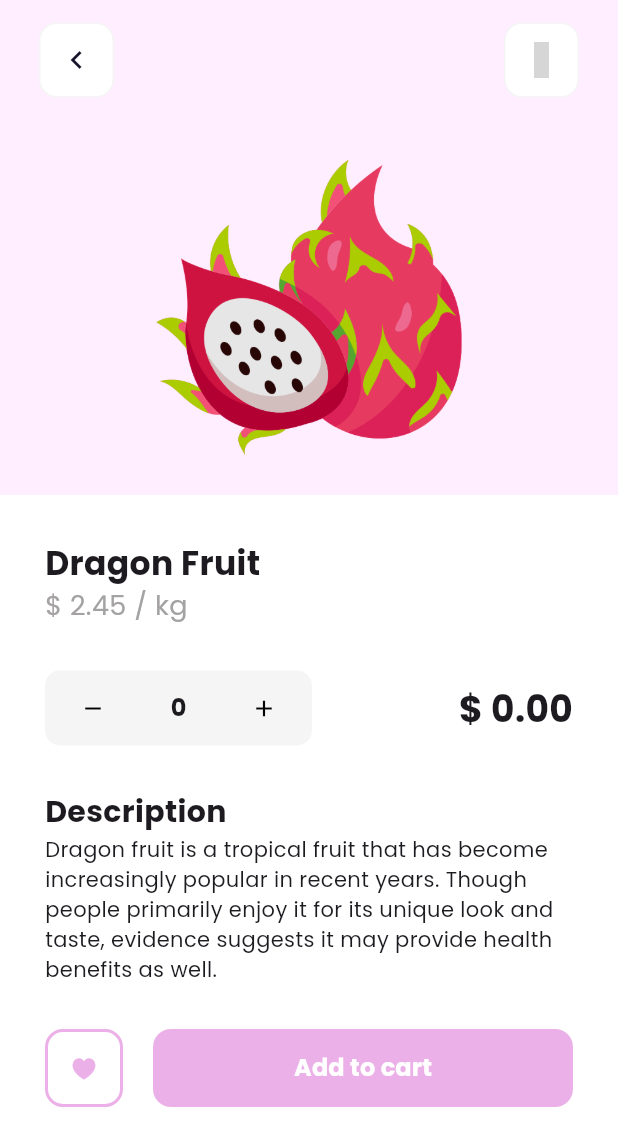
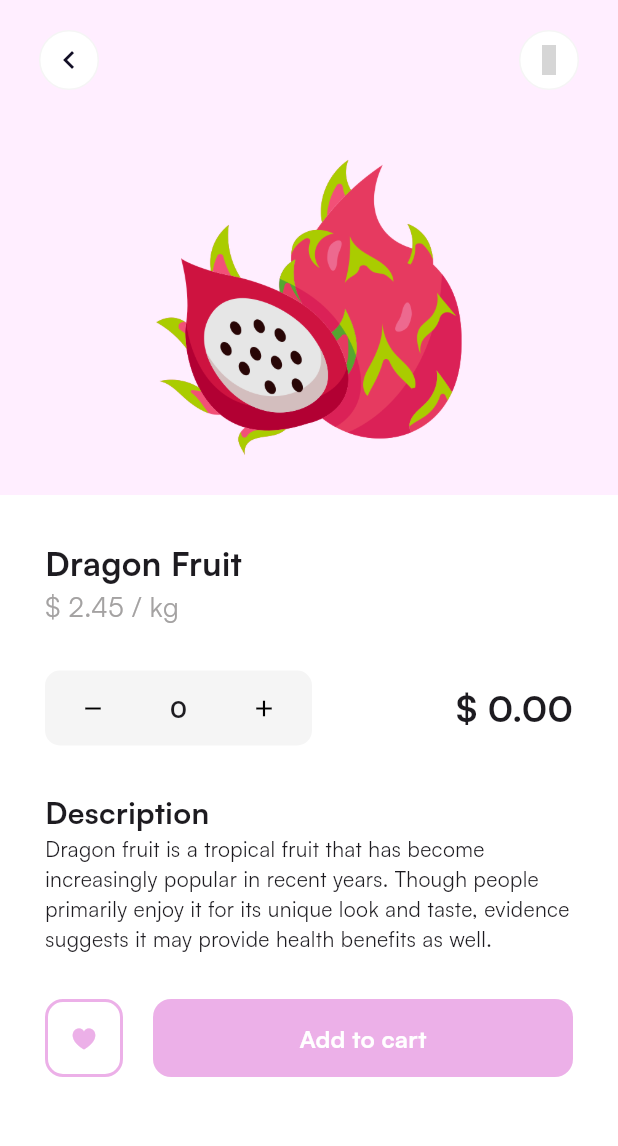
Before and after one commit to heavoice/FruitSmart, a Flutter app: the MainScreen screen opened by its route, after a tap on "Dragon Fruit", on a phone screen of 412 x 824 dp. Shown: the top 1146 px of the screen. Run offline on Flutter 3.47's test engine with Material 3 defaults, Android fonts, the phone set to English and light mode, and no system bars; our stand-ins replace carousel_slider, firebase_auth, firebase_core, flutter_riverpod, google_fonts, google_nav_bar and 1 more; accounts and stored records are empty; grey boxes are pictures that could not be loaded.

Commit message:
feat : slicing transaction list

```diff
--- a/lib/config/theme/app_colors.dart
+++ b/lib/config/theme/app_colors.dart
@@ -8,4 +8,5 @@ class AppColors {
   static const secondary = Color(0xffFF324B);
   static const darkSecondary = Color(0xff343434);
   static const grayText = Color(0xff797979);
+  static const warning = Color.fromARGB(255, 248, 161, 62);
 }
--- a/lib/main.dart
+++ b/lib/main.dart
@@ -29,7 +29,7 @@ class SmartShopApp extends StatelessWidget {
         title: 'FruitSmart',
         debugShowCheckedModeBanner: false,
         theme: AppTheme.lightTheme,
-        home: const SplashScreen(),
+        home: const MainScreen(),
         routes: {
           '/auth': (context) => const AuthScreen(),
           "/home": (context) => const SplashScreen(),
--- a/lib/screens/main_screen.dart
+++ b/lib/screens/main_screen.dart
@@ -5,6 +5,7 @@ import 'package:smart_shop_app/constant/navigation_items.dart';
 import 'package:smart_shop_app/screens/cart_screen.dart';
 import 'package:smart_shop_app/screens/home_screen.dart';
 import 'package:smart_shop_app/screens/product_list.dart';
+import 'package:smart_shop_app/screens/transaction_list_screen.dart';
 import 'package:smart_shop_app/screens/wishlist_screen.dart';
 import 'package:google_nav_bar/google_nav_bar.dart';
 import 'package:smart_shop_app/provider/navprovider.dart';
@@ -21,7 +22,7 @@ class MainScreen extends ConsumerWidget {
       const ProductListScreen(),
       const CartScreen(),
       const WishlistScreen(),
-      const HomeScreen(),
+      const TransactionListScreen(),
     ];
 
     return Scaffold(
--- a/lib/screens/product_detail_screen.dart
+++ b/lib/screens/product_detail_screen.dart
@@ -1,9 +1,9 @@
 import 'package:flutter/cupertino.dart';
 import 'package:flutter/material.dart';
-import 'package:google_fonts/google_fonts.dart';
 import 'package:flutter_riverpod/flutter_riverpod.dart';
 import 'package:smart_shop_app/constant/fruits_list.dart' as fruits;
 import 'package:smart_shop_app/provider/cartprovider.dart';
+import 'package:smart_shop_app/provider/navprovider.dart';
 import 'package:smart_shop_app/provider/wishlistprovider.dart' as provider;
 import 'package:hugeicons/hugeicons.dart';
 
@@ -77,14 +77,14 @@ class ProductDetailScreen extends ConsumerWidget {
                         children: [
                           Text(
                             product.name,
-                            style: GoogleFonts.poppins(
+                            style: TextStyle(
                               fontSize: 22,
                               fontWeight: FontWeight.bold,
                             ),
                           ),
                           Text(
                             '\$ ${product.price} / kg',
-                            style: GoogleFonts.poppins(
+                            style: TextStyle(
                               fontSize: 18,
                               fontWeight: FontWeight.normal,
                               color: const Color.fromARGB(255, 164, 162, 162),
@@ -128,7 +128,7 @@ class ProductDetailScreen extends ConsumerWidget {
                                       child: Center(
                                         child: Text(
                                           '$quantity',
-                                          style: GoogleFonts.poppins(
+                                          style: TextStyle(
                                             fontSize: 16,
                                             fontWeight: FontWeight.bold,
                                           ),
@@ -161,7 +161,7 @@ class ProductDetailScreen extends ConsumerWidget {
                                 ),
                                 Text(
                                   '\$ ${(product.price * quantity).toStringAsFixed(2)}',
-                                  style: GoogleFonts.poppins(
+                                  style: TextStyle(
                                     fontSize: 24,
                                     fontWeight: FontWeight.bold,
                                   ),
@@ -176,7 +176,7 @@ class ProductDetailScreen extends ConsumerWidget {
                               children: [
                                 Text(
                                   'Description',
-                                  style: GoogleFonts.poppins(
+                                  style: TextStyle(
                                     fontSize: 20,
                                     fontWeight: FontWeight.bold,
                                   ),
@@ -184,7 +184,7 @@ class ProductDetailScreen extends ConsumerWidget {
                                 ),
                                 Text(
                                   product.description,
-                                  style: GoogleFonts.poppins(
+                                  style: TextStyle(
                                     fontSize: 14,
                                     fontWeight: FontWeight.normal,
                                   ),
@@ -275,7 +275,7 @@ class ProductDetailScreen extends ConsumerWidget {
                                   ),
                                   child: Text(
                                     "Add to cart",
-                                    style: GoogleFonts.poppins(
+                                    style: TextStyle(
                                       fontSize: 16,
                                       fontWeight: FontWeight.bold,
                                       color: Colors.white,
@@ -299,11 +299,11 @@ class ProductDetailScreen extends ConsumerWidget {
   }
 }
 
-class CustomAppBar extends StatelessWidget {
+class CustomAppBar extends ConsumerWidget {
   const CustomAppBar({super.key});
 
   @override
-  Widget build(BuildContext context) {
+  Widget build(BuildContext context, WidgetRef ref) {
     return Padding(
       padding: const EdgeInsets.all(10),
       child: Row(
@@ -311,20 +311,18 @@ class CustomAppBar extends StatelessWidget {
         children: [
           GestureDetector(
             onTap: () {
-              Navigator.pushNamed(context, "/main");
+              Navigator.pop(context);
             },
             child: Container(
-              width: 50,
-              height: 50,
+              width: 40,
+              height: 40,
               decoration: BoxDecoration(
                 color: Colors.white,
                 border: Border.all(
                   color: const Color(0xFFF5F5F5),
                   width: 1,
                 ),
-                borderRadius: const BorderRadius.all(
-                  Radius.circular(12),
-                ),
+                  shape: BoxShape.circle
               ),
               child: const Icon(
                 Icons.chevron_left,
@@ -333,24 +331,25 @@ class CustomAppBar extends StatelessWidget {
             ),
           ),
           GestureDetector(
-            onTap: () => Navigator.pushNamed(context, "/main"),
+            onTap: () => {
+              Navigator.pushNamed(context, "/main"),
+              ref.read(navigationProvider.notifier).updateIndex(2)
+            },
             child: Container(
-              width: 50,
-              height: 50,
+              width: 40,
+              height: 40,
               decoration: BoxDecoration(
                 color: Colors.white,
                 border: Border.all(
                   color: const Color(0xFFF5F5F5),
                   width: 1,
                 ),
-                borderRadius: const BorderRadius.all(
-                  Radius.circular(12),
-                ),
+                  shape: BoxShape.circle
               ),
               child: HugeIcon(
-                icon: HugeIcons.strokeRoundedHome07,
+                icon: HugeIcons.strokeRoundedShoppingBag03,
                 color: Colors.black,
-                size: 24.0,
+                size: 20.0,
               ),
             ),
           ),
--- a/lib/screens/product_list.dart
+++ b/lib/screens/product_list.dart
@@ -44,7 +44,6 @@ class _ProductListState extends State<ProductListScreen> {
                     ),
                   ),
                 ),
-                const SizedBox(height: 30),
                 Padding(
                   padding: const EdgeInsets.all(20),
                   child: TextField(
@@ -70,9 +69,8 @@ class _ProductListState extends State<ProductListScreen> {
                     ),
                   ),
                 ),
-                const SizedBox(height: 30),
                 Padding(
-                  padding: const EdgeInsets.all(20),
+                  padding: const EdgeInsets.all(15),
                   child: GridView.builder(
                     gridDelegate:
                         const SliverGridDelegateWithFixedCrossAxisCount(
```
Also changed, not shown: lib/constant/transaction_list.dart (added, +73 -0 lines), lib/screens/transaction_list_screen.dart (added, +263 -0 lines).
